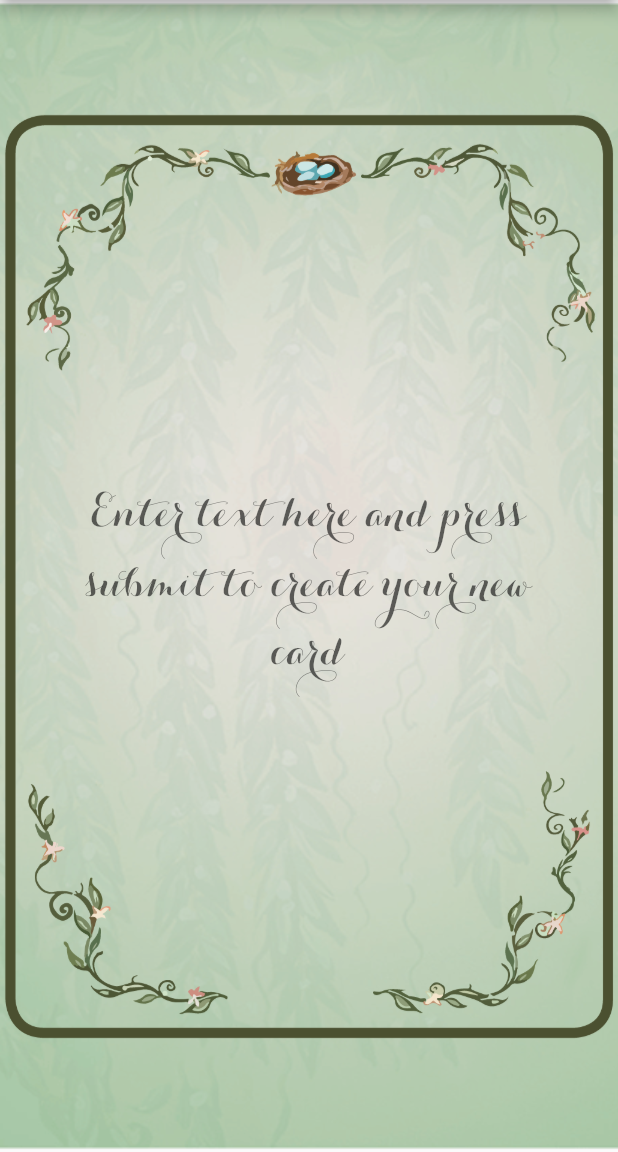
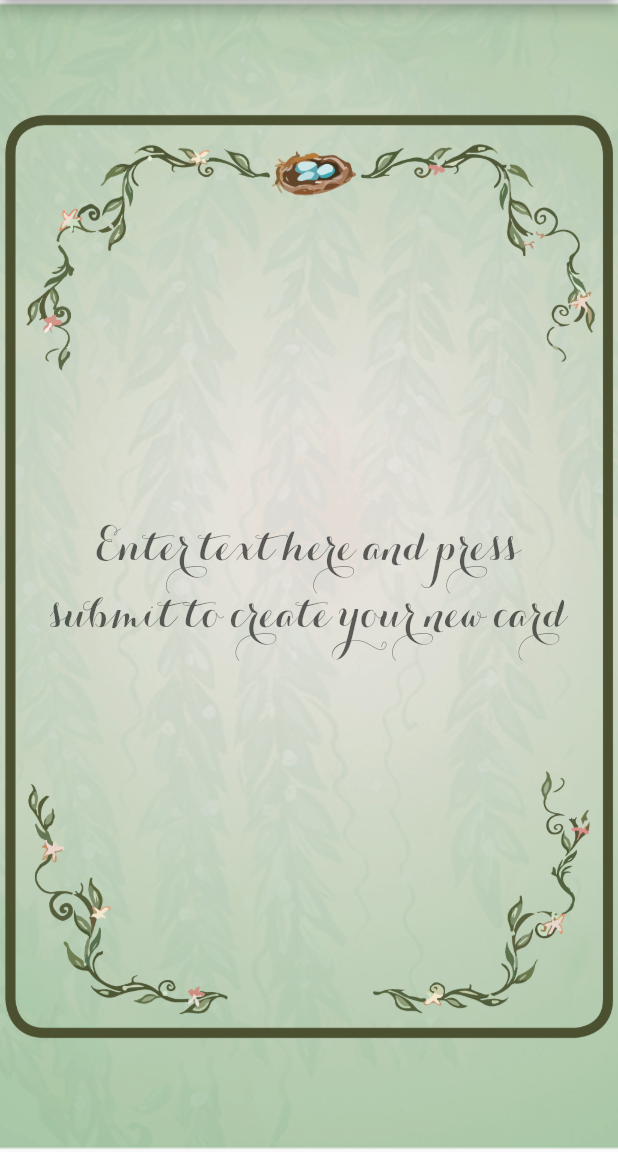
Before and after one commit to CIE-media-team/fertileaffirmations-flutter, a Flutter app: the Collection screen opened directly, scrolled down 576 dp, after a tap on "Create Card", on a phone screen of 412 x 824 dp, the part 84-1236 px from its top. Run offline on Flutter 3.47's test engine with Material 2 defaults, Android fonts, the phone set to English and light mode, and no system bars; our stand-ins replace auto_size_text, flip_card, flutter_local_notifications, fluttertoast, share, shared_preferences; accounts and stored records are empty.

```diff
--- a/lib/card-screen-random.dart
+++ b/lib/card-screen-random.dart
@@ -86,7 +86,7 @@ class _MyCard extends State<MyCardRandom> {
                                       maxFontSize: 40,
                                       maxLines: 4,
                                       style: TextStyle(
-                                          fontFamily: "fancy",
+                                          fontFamily: "new",
                                           fontSize: 40,
                                           height: 1.3),
                                       textAlign: TextAlign.center)))),
--- a/lib/collection-screen.dart
+++ b/lib/collection-screen.dart
@@ -153,7 +153,7 @@ class _Collection extends State<Collection>  {
                                   textAlign: TextAlign.center,
                                   style: TextStyle(
                                       color: Theme.of(context).primaryColorDark,
-                                      fontFamily: "fancy",
+                                      fontFamily: "new",
                                       fontSize: 4,
                                       height: 1),
                                 ))
--- a/lib/custom-affirmation.dart
+++ b/lib/custom-affirmation.dart
@@ -119,7 +119,7 @@ class _CustomAffirmationState extends State<CustomAffirmation> {
 
                     maxLines: 8, minLines: 1,
                     style: TextStyle(
-                        fontFamily: "fancy", fontSize: 30, height: 1.5),
+                        fontFamily: "new", fontSize: 30, height: 1.5),
                   ))))
         ]),
       ), // This trailing comma makes auto-formatting nicer for build methods.
--- a/pubspec.yaml
+++ b/pubspec.yaml
@@ -71,6 +71,10 @@ flutter:
       - family: fancy
         fonts:
           - asset: assets/fonts/font.otf
+      - family: new
+        fonts:
+          - asset: assets/fonts/new.ttf
+
 
   # To add assets to your application, add an assets section, like this:
   # assets:
```
Also changed, not shown: lib/card-screen.dart (+6 -3 lines), assets/fonts/new.ttf (added).
